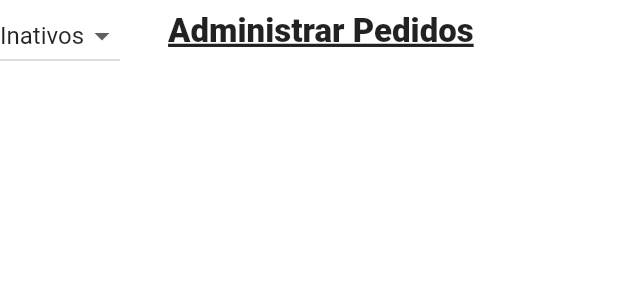
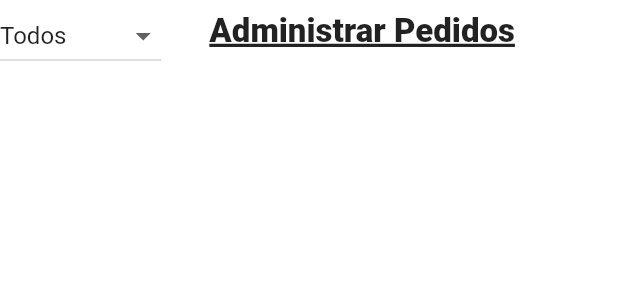
Before and after one commit to luizzlcs/delivery_backoffice_dw10, a Flutter app: the OrderHeader widget shown alone on an empty page, opened directly, on a phone screen of 412 x 824 dp. Shown: the top 300 px of the screen. Run offline on Flutter 3.47's test engine with Material 2 defaults, Android fonts, the phone set to English and light mode, and no system bars; our stand-ins replace awesome_snackbar_content, brasil_fields, dio, flutter_mobx, flutter_modular, loading_animation_widget and 1 more; missing offline and left inert: dart:html, validatorless; generated files the repository leaves out were written again; Roboto replaces fonts that are missing (mplus1).

Commit message:
cabeçalho order.

```diff
--- a/lib/src/modules/order/widget/order_header.dart
+++ b/lib/src/modules/order/widget/order_header.dart
@@ -1,28 +1,37 @@
-  import 'package:flutter/material.dart';
+import 'package:flutter/material.dart';
 
 import '../../../core/ui/widgets/base_header.dart';
+import '../../../model/orders/order_status.dart';
 
-  class OrderHeader extends StatelessWidget {
+class OrderHeader extends StatefulWidget {
+  const OrderHeader({super.key});
 
-    const OrderHeader({ super.key });
+  @override
+  State<OrderHeader> createState() => _OrderHeaderState();
+}
 
-     @override
-     Widget build(BuildContext context) {
-         return BaseHeader(title: 'Administrar Pedidos', addButton: false,
-         filterWindget: DropdownButton<bool?>(
-        value: enabled,
-        items: const [
-          DropdownMenuItem(value: null, child: Text('Todos')),
-          DropdownMenuItem(value: true, child: Text('Ativos')),
-          DropdownMenuItem(value: false, child: Text('Inativos')),
+class _OrderHeaderState extends State<OrderHeader> {
+  OrderStatus? statusSelected;
+
+  @override
+  Widget build(BuildContext context) {
+    return BaseHeader(
+      title: 'Administrar Pedidos',
+      addButton: false,
+      filterWindget: DropdownButton<OrderStatus?>(
+        value: statusSelected,
+        items: [
+          const DropdownMenuItem(value: null, child: Text('Todos')),
+          ...OrderStatus.values
+              .map((s) => DropdownMenuItem(value: s, child: Text(s.name)))
+              .toList()
         ],
         onChanged: (value) {
-          widget.controller.changeFilter(value);
           setState(() {
-            enabled = value;
-            widget.controller.changeFilter(value);
+            statusSelected = value;
           });
         },
       ),
-         );
-  }}
+    );
+  }
+}
```
